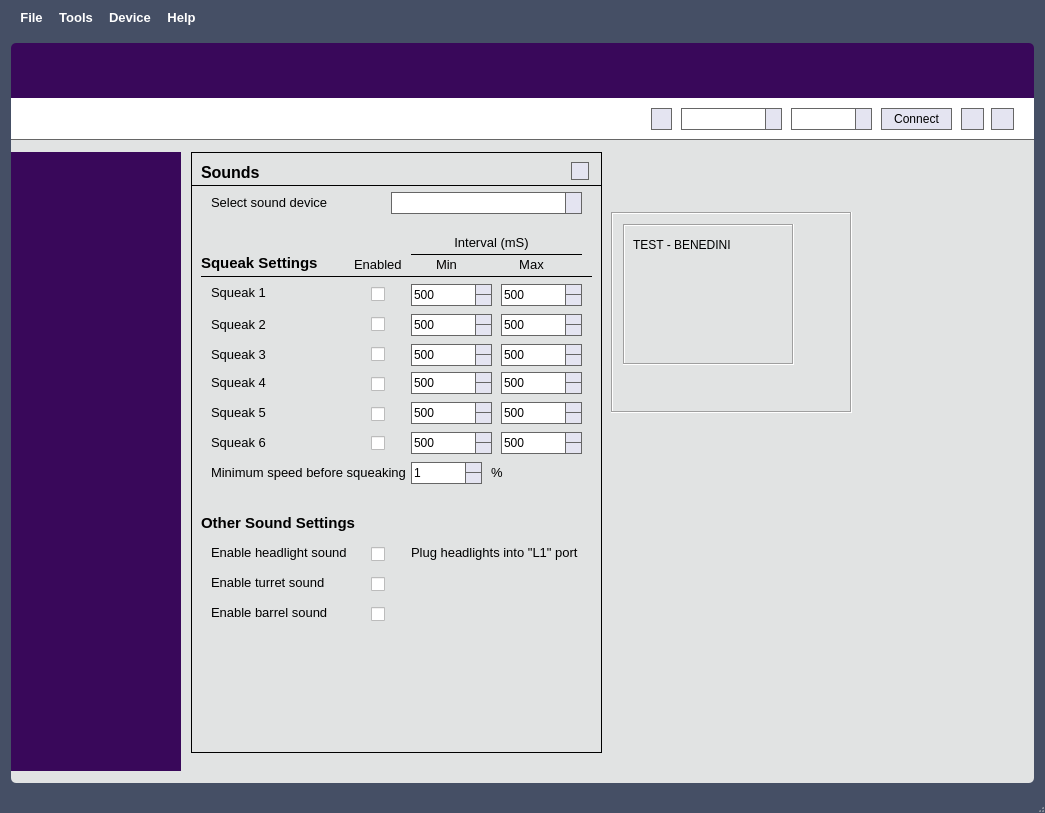
Before: the Qt Designer form mainwindow.ui in OpenPanzerProject/OP-Config, drawn with Qt 5.
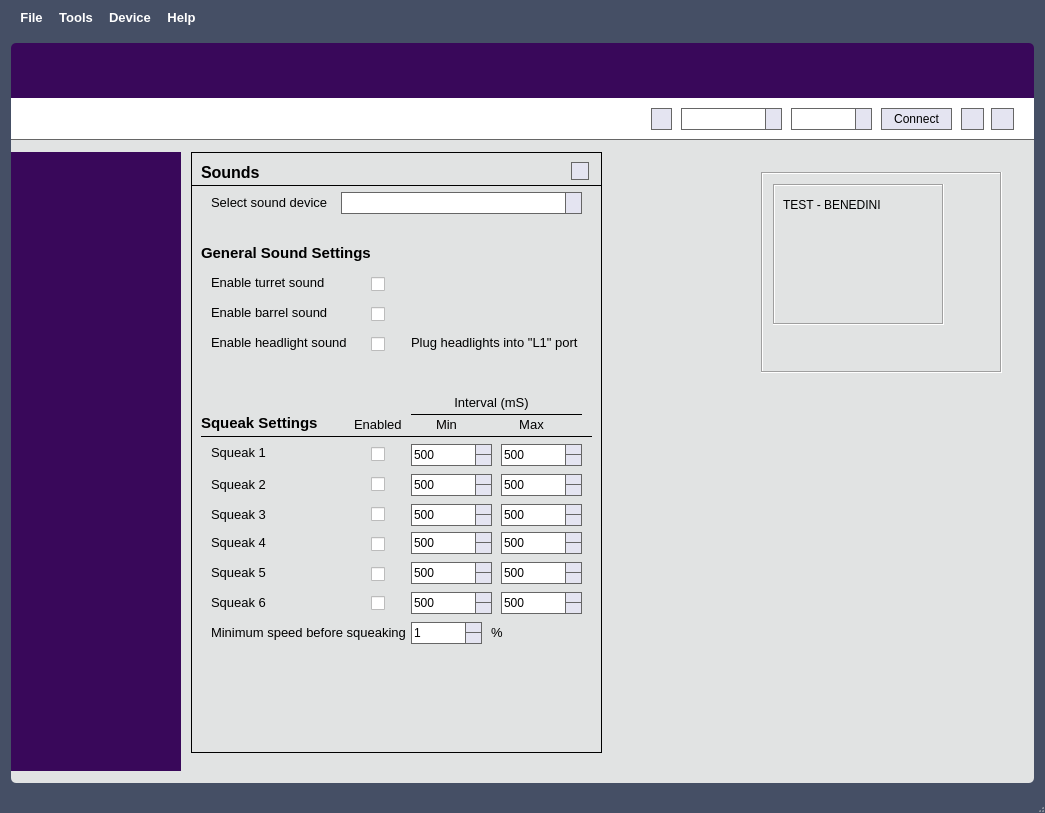
After: the same form once the commit is applied. Icons and pictures are not drawn. Custom widgets are drawn as their Qt base class.

Commit message: Add selection for Taigen sound card, and update general sound options in light of that addition as well as the Open Panzer Sound Card.

```diff
--- a/mainwindow.ui
+++ b/mainwindow.ui
@@ -10330,8 +10330,8 @@
                 </property>
                 <property name="geometry">
                  <rect>
-                  <x>430</x>
-                  <y>60</y>
+                  <x>580</x>
+                  <y>20</y>
                   <width>241</width>
                   <height>201</height>
                  </rect>
@@ -10424,7 +10424,7 @@
                  <property name="geometry">
                   <rect>
                    <x>10</x>
-                   <y>100</y>
+                   <y>260</y>
                    <width>121</width>
                    <height>21</height>
                   </rect>
@@ -10445,7 +10445,7 @@
                  <property name="geometry">
                   <rect>
                    <x>10</x>
-                   <y>116</y>
+                   <y>276</y>
                    <width>391</width>
                    <height>16</height>
                   </rect>
@@ -10461,7 +10461,7 @@
                  <property name="geometry">
                   <rect>
                    <x>20</x>
-                   <y>130</y>
+                   <y>290</y>
                    <width>91</width>
                    <height>21</height>
                   </rect>
@@ -10479,7 +10479,7 @@
                  <property name="geometry">
                   <rect>
                    <x>220</x>
-                   <y>102</y>
+                   <y>262</y>
                    <width>71</width>
                    <height>21</height>
                   </rect>
@@ -10519,7 +10519,7 @@
                  <property name="geometry">
                   <rect>
                    <x>220</x>
-                   <y>132</y>
+                   <y>292</y>
                    <width>81</width>
                    <height>22</height>
                   </rect>
@@ -10535,7 +10535,7 @@
                  <property name="geometry">
                   <rect>
                    <x>310</x>
-                   <y>132</y>
+                   <y>292</y>
                    <width>81</width>
                    <height>22</height>
                   </rect>
@@ -10570,9 +10570,9 @@
                 <widget class="SoundDevicesComboBox" name="cboSoundDevice">
                  <property name="geometry">
                   <rect>
-                   <x>200</x>
+                   <x>150</x>
                    <y>40</y>
-                   <width>191</width>
+                   <width>241</width>
                    <height>22</height>
                   </rect>
                  </property>
@@ -10581,7 +10581,7 @@
                  <property name="geometry">
                   <rect>
                    <x>20</x>
-                   <y>420</y>
+                   <y>120</y>
                    <width>131</width>
                    <height>21</height>
                   </rect>
@@ -10599,7 +10599,7 @@
                  <property name="geometry">
                   <rect>
                    <x>20</x>
-                   <y>390</y>
+                   <y>180</y>
                    <width>151</width>
                    <height>21</height>
                   </rect>
@@ -10617,7 +10617,7 @@
                  <property name="geometry">
                   <rect>
                    <x>180</x>
-                   <y>423</y>
+                   <y>123</y>
                    <width>16</width>
                    <height>18</height>
                   </rect>
@@ -10630,7 +10630,7 @@
                  <property name="geometry">
                   <rect>
                    <x>180</x>
-                   <y>393</y>
+                   <y>183</y>
                    <width>16</width>
                    <height>18</height>
                   </rect>
@@ -10643,7 +10643,7 @@
                  <property name="geometry">
                   <rect>
                    <x>310</x>
-                   <y>102</y>
+                   <y>262</y>
                    <width>61</width>
                    <height>21</height>
                   </rect>
@@ -10664,7 +10664,7 @@
                  <property name="geometry">
                   <rect>
                    <x>163</x>
-                   <y>102</y>
+                   <y>262</y>
                    <width>51</width>
                    <height>21</height>
                   </rect>
@@ -10682,7 +10682,7 @@
                  <property name="geometry">
                   <rect>
                    <x>180</x>
-                   <y>133</y>
+                   <y>293</y>
                    <width>16</width>
                    <height>18</height>
                   </rect>
@@ -10695,7 +10695,7 @@
                  <property name="geometry">
                   <rect>
                    <x>220</x>
-                   <y>80</y>
+                   <y>240</y>
                    <width>161</width>
                    <height>21</height>
                   </rect>
@@ -10716,7 +10716,7 @@
                  <property name="geometry">
                   <rect>
                    <x>220</x>
-                   <y>92</y>
+                   <y>252</y>
                    <width>171</width>
                    <height>20</height>
                   </rect>
@@ -10732,7 +10732,7 @@
                  <property name="geometry">
                   <rect>
                    <x>180</x>
-                   <y>163</y>
+                   <y>323</y>
                    <width>16</width>
                    <height>18</height>
                   </rect>
@@ -10745,7 +10745,7 @@
                  <property name="geometry">
                   <rect>
                    <x>310</x>
-                   <y>162</y>
+                   <y>322</y>
                    <width>81</width>
                    <height>22</height>
                   </rect>
@@ -10761,7 +10761,7 @@
                  <property name="geometry">
                   <rect>
                    <x>20</x>
-                   <y>162</y>
+                   <y>322</y>
                    <width>91</width>
                    <height>21</height>
                   </rect>
@@ -10779,7 +10779,7 @@
                  <property name="geometry">
                   <rect>
                    <x>220</x>
-                   <y>162</y>
+                   <y>322</y>
                    <width>81</width>
                    <height>22</height>
                   </rect>
@@ -10795,7 +10795,7 @@
                  <property name="geometry">
                   <rect>
                    <x>180</x>
-                   <y>193</y>
+                   <y>353</y>
                    <width>16</width>
                    <height>18</height>
                   </rect>
@@ -10808,7 +10808,7 @@
                  <property name="geometry">
                   <rect>
                    <x>310</x>
-                   <y>192</y>
+                   <y>352</y>
                    <width>81</width>
                    <height>22</height>
                   </rect>
@@ -10824,7 +10824,7 @@
                  <property name="geometry">
                   <rect>
                    <x>20</x>
-                   <y>192</y>
+                   <y>352</y>
                    <width>91</width>
                    <height>21</height>
                   </rect>
@@ -10842,7 +10842,7 @@
                  <property name="geometry">
                   <rect>
                    <x>220</x>
-                   <y>192</y>
+                   <y>352</y>
                    <width>81</width>
                    <height>22</height>
                   </rect>
@@ -10858,7 +10858,7 @@
                  <property name="geometry">
                   <rect>
                    <x>220</x>
-                   <y>390</y>
+                   <y>180</y>
                    <width>181</width>
                    <height>21</height>
                   </rect>
@@ -10876,7 +10876,7 @@
                  <property name="geometry">
                   <rect>
                    <x>10</x>
-                   <y>360</y>
+                   <y>90</y>
                    <width>241</width>
                    <height>21</height>
                   </rect>
@@ -10889,14 +10889,14 @@
                   </font>
                  </property>
                  <property name="text">
-                  <string>Other Sound Settings</string>
+                  <string>General Sound Settings</string>
                  </property>
                 </widget>
                 <widget class="QLabel" name="lblMinSqueakSpeed1">
                  <property name="geometry">
                   <rect>
                    <x>20</x>
-                   <y>310</y>
+                   <y>470</y>
                    <width>201</width>
                    <height>21</height>
                   </rect>
@@ -10914,7 +10914,7 @@
                  <property name="geometry">
                   <rect>
                    <x>220</x>
-                   <y>310</y>
+                   <y>470</y>
                    <width>71</width>
                    <height>22</height>
                   </rect>
@@ -10930,7 +10930,7 @@
                  <property name="geometry">
                   <rect>
                    <x>300</x>
-                   <y>310</y>
+                   <y>470</y>
                    <width>21</width>
                    <height>21</height>
                   </rect>
@@ -10982,7 +10982,7 @@
                  <property name="geometry">
                   <rect>
                    <x>20</x>
-                   <y>250</y>
+                   <y>410</y>
                    <width>91</width>
                    <height>21</height>
                   </rect>
@@ -11000,7 +11000,7 @@
                  <property name="geometry">
                   <rect>
                    <x>20</x>
-                   <y>220</y>
+                   <y>380</y>
                    <width>91</width>
                    <height>21</height>
                   </rect>
@@ -11018,7 +11018,7 @@
                  <property name="geometry">
                   <rect>
                    <x>220</x>
-                   <y>250</y>
+                   <y>410</y>
                    <width>81</width>
                    <height>22</height>
                   </rect>
@@ -11034,7 +11034,7 @@
                  <property name="geometry">
                   <rect>
                    <x>310</x>
-                   <y>220</y>
+                   <y>380</y>
                    <width>81</width>
                    <height>22</height>
                   </rect>
@@ -11050,7 +11050,7 @@
                  <property name="geometry">
                   <rect>
                    <x>180</x>
-                   <y>223</y>
+                   <y>383</y>
                    <width>16</width>
                    <height>18</height>
                   </rect>
@@ -11063,7 +11063,7 @@
                  <property name="geometry">
                   <rect>
                    <x>310</x>
-                   <y>250</y>
+                   <y>410</y>
                    <width>81</width>
                    <height>22</height>
                   </rect>
@@ -11079,7 +11079,7 @@
                  <property name="geometry">
                   <rect>
                    <x>220</x>
-                   <y>280</y>
+                   <y>440</y>
                    <width>81</width>
                    <height>22</height>
                   </rect>
@@ -11095,7 +11095,7 @@
                  <property name="geometry">
                   <rect>
                    <x>220</x>
-                   <y>220</y>
+                   <y>380</y>
                    <width>81</width>
                    <height>22</height>
                   </rect>
@@ -11111,7 +11111,7 @@
                  <property name="geometry">
                   <rect>
                    <x>180</x>
-                   <y>282</y>
+                   <y>442</y>
                    <width>16</width>
                    <height>18</height>
                   </rect>
@@ -11124,7 +11124,7 @@
                  <property name="geometry">
                   <rect>
                    <x>310</x>
-                   <y>280</y>
+                   <y>440</y>
                    <width>81</width>
                    <height>22</height>
                   </rect>
@@ -11140,7 +11140,7 @@
                  <property name="geometry">
                   <rect>
                    <x>180</x>
-                   <y>253</y>
+                   <y>413</y>
                    <width>16</width>
                    <height>18</height>
                   </rect>
@@ -11153,7 +11153,7 @@
                  <property name="geometry">
                   <rect>
                    <x>20</x>
-                   <y>280</y>
+                   <y>440</y>
                    <width>91</width>
                    <height>21</height>
                   </rect>
@@ -11171,7 +11171,7 @@
                  <property name="geometry">
                   <rect>
                    <x>180</x>
-                   <y>453</y>
+                   <y>153</y>
                    <width>16</width>
                    <height>18</height>
                   </rect>
@@ -11184,7 +11184,7 @@
                  <property name="geometry">
                   <rect>
                    <x>20</x>
-                   <y>450</y>
+                   <y>150</y>
                    <width>131</width>
                    <height>21</height>
                   </rect>
```
Left out of the diff: 38 changed lines with no effect on the pictures. The commit also changes 6 other files.
